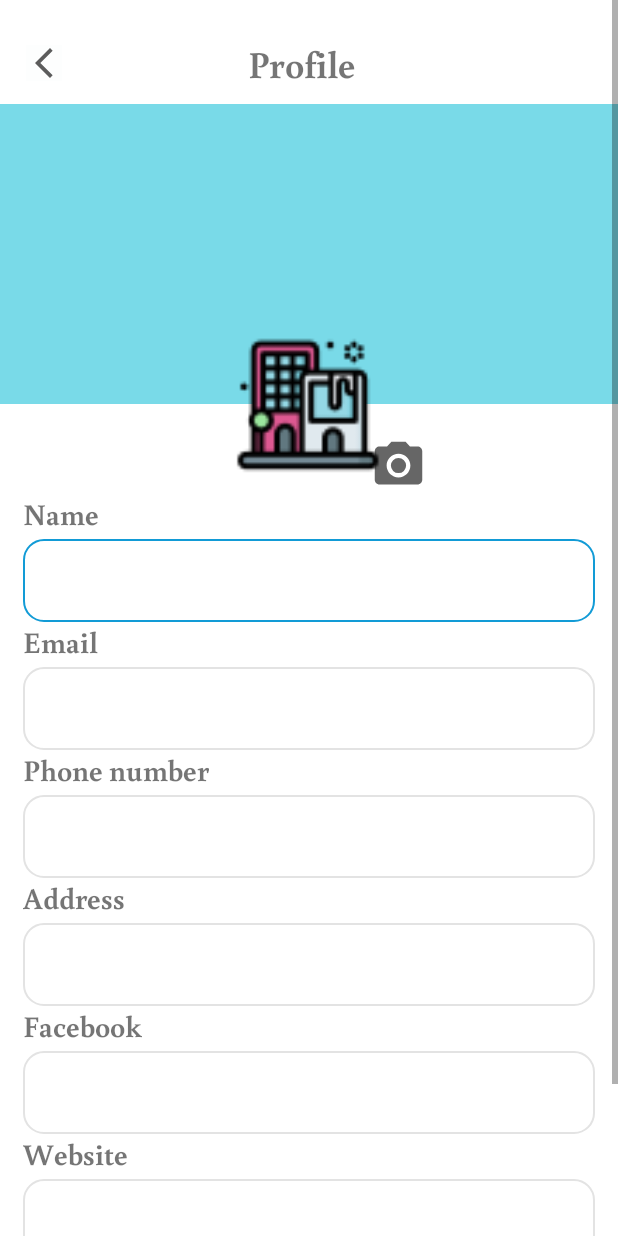
After one commit to hungmai2411/UitTripPartner, an Android app: the EditPartnerProfileActivity screen opened directly, with no data from a screen before it, on a phone screen of 412 x 824 dp. The commit adds this screen. Run offline under Robolectric (Android 15) with nearby library versions, the phone set to English and light mode, and no system bars; our stand-ins replace Firebase (no records; nobody signed in at launch, a user with empty details on screens opened directly); libraries missing offline, so code that uses them is left out: vn.thanguit.toastperfect.

Commit message:
Add feature profile and edit profile for partner

```diff
--- a/app/build.gradle
+++ b/app/build.gradle
@@ -60,4 +60,6 @@ dependencies {
     implementation 'com.google.firebase:firebase-core:21.0.0'
     implementation 'com.github.PhilJay:MPAndroidChart:v3.1.0'
     implementation 'de.hdodenhof:circleimageview:3.1.0'
+
+    implementation 'io.github.thang-uit:toastperfectlibrary:1.0.1'
 }
--- /dev/null
+++ b/app/src/main/java/com/uittrippartner/activities/EditPartnerProfileActivity.java
@@ -0,0 +1,210 @@
+package com.uittrippartner.activities;
+
+import androidx.annotation.NonNull;
+import androidx.annotation.Nullable;
+import androidx.appcompat.app.AppCompatActivity;
+import androidx.fragment.app.Fragment;
+
+import android.app.ProgressDialog;
+import android.content.Intent;
+import android.database.Cursor;
+import android.graphics.drawable.Drawable;
+import android.net.Uri;
+import android.os.Bundle;
+import android.provider.MediaStore;
+import android.view.View;
+import android.widget.Button;
+import android.widget.EditText;
+import android.widget.ImageButton;
+import android.widget.ImageView;
+import android.widget.RelativeLayout;
+import android.widget.TextView;
+
+import com.bumptech.glide.Glide;
+import com.google.android.gms.tasks.OnCompleteListener;
+import com.google.android.gms.tasks.OnFailureListener;
+import com.google.android.gms.tasks.OnSuccessListener;
+import com.google.android.gms.tasks.Task;
+import com.google.firebase.auth.FirebaseAuth;
+import com.google.firebase.auth.FirebaseUser;
+import com.google.firebase.firestore.DocumentSnapshot;
+import com.google.firebase.firestore.FirebaseFirestore;
+import com.google.firebase.storage.FirebaseStorage;
+import com.google.firebase.storage.StorageReference;
+import com.google.firebase.storage.UploadTask;
+import com.uittrippartner.R;
+import com.uittrippartner.fragments.PartnerProfileFragment;
+
+import java.io.File;
+import java.util.HashMap;
+
+import vn.thanguit.toastperfect.ToastPerfect;
+
+public class EditPartnerProfileActivity extends AppCompatActivity {
+    ImageView btnAdd, imgAvatar;
+    Uri avatarUri;
+    EditText edtName, edtEmail, edtPhonenumber, edtAddress, edtFacebook, edtWebsite;
+    String partnerID;
+    FirebaseFirestore firestore;
+    FirebaseStorage storage;
+    StorageReference storageReference;
+    String avatarURL;
+    Button btnUpdate;
+    String name, email, phonenumber, address, fb, website;
+
+    @Override
+    protected void onCreate(Bundle savedInstanceState) {
+        super.onCreate(savedInstanceState);
+        setContentView(R.layout.activity_edit_partner_profile);
+
+        firestore = FirebaseFirestore.getInstance();
+        storage = FirebaseStorage.getInstance();
+        storageReference = storage.getReference();
+
+        btnAdd = (ImageView) findViewById(R.id.imgAdd);
+        imgAvatar = (ImageView) findViewById(R.id.imgAvatar);
+        edtName = (EditText)findViewById(R.id.edtName);
+        edtEmail = (EditText)findViewById(R.id.edtEmail);
+        edtPhonenumber = (EditText)findViewById(R.id.edtPhoneNumber);
+        edtAddress = (EditText)findViewById(R.id.edtAddress);
+        edtFacebook = (EditText)findViewById(R.id.edtFacebook);
+        edtWebsite = (EditText)findViewById(R.id.edtWebsite);
+        btnUpdate = (Button)findViewById(R.id.btnUpdate);
+
+        btnAdd.setOnClickListener(new View.OnClickListener() {
+            @Override
+            public void onClick(View view) {
+                choosePicture();
+            }
+        });
+
+        btnUpdate.setOnClickListener(new View.OnClickListener() {
+            @Override
+            public void onClick(View view) {
+                name = edtName.getText().toString();
+                email = edtEmail.getText().toString();
+                phonenumber = edtPhonenumber.getText().toString();
+                address = edtAddress.getText().toString();
+                fb = edtFacebook.getText().toString();
+                website = edtWebsite.getText().toString();
+
+                uploadPicture();
+            }
+        });
+
+        setPartnerInformation();
+    }
+
+    private void choosePicture() {
+        Intent intent = new Intent();
+        intent.setType("image/*");
+        intent.setAction(Intent.ACTION_GET_CONTENT);
+        startActivityForResult(intent, 1);
+    }
+
+    @Override
+    protected void onActivityResult(int requestCode, int resultCode, @Nullable Intent data) {
+        super.onActivityResult(requestCode, resultCode, data);
+        if(requestCode == 1 && resultCode == RESULT_OK && data != null && data.getData() != null){
+            avatarUri = data.getData();
+            imgAvatar.setImageURI(avatarUri);
+        }
+    }
+
+    public void setPartnerInformation(){
+        FirebaseUser partner = FirebaseAuth.getInstance().getCurrentUser();
+        if(partner != null){
+            partnerID = FirebaseAuth.getInstance().getCurrentUser().getUid();
+        }
+        firestore.collection("partners").document(partnerID).get().addOnCompleteListener(new OnCompleteListener<DocumentSnapshot>() {
+            @Override
+            public void onComplete(@NonNull Task<DocumentSnapshot> task) {
+                if(task.isSuccessful()){
+                    if(task.getResult().exists()){
+                        String name = task.getResult().getString("name");
+                        String email = task.getResult().getString("email");
+                        String phoneNumber = task.getResult().getString("phonenumber");
+                        String address = task.getResult().getString("address");
+                        String fb = task.getResult().getString("facebook");
+                        String avatar = task.getResult().getString("avatar");
+                        String website = task.getResult().getString("website");
+
+                        edtName.setText(name);
+                        edtEmail.setText(email);
+                        edtFacebook.setText(name);
+                        edtPhonenumber.setText(phoneNumber);
+                        edtAddress.setText(address);
+                        edtFacebook.setText(fb);
+                        edtWebsite.setText(website);
+                        if(avatar == null || avatar == ""){
+
+                        }else{
+                            Glide.with(EditPartnerProfileActivity.this).load(avatar).into(imgAvatar);
+                        }
+                    }
+                }
+            }
+        });
+    }
+
+    public void uploadPicture(){
+        final String partnerID = FirebaseAuth.getInstance().getCurrentUser().getUid();
+        StorageReference Ref = storageReference.child("partnerAvatar/" + partnerID);
+
+        if(avatarUri != null){
+            Ref.putFile(avatarUri).addOnSuccessListener(new OnSuccessListener<UploadTask.TaskSnapshot>() {
+                @Override
+                public void onSuccess(UploadTask.TaskSnapshot taskSnapshot) {
+                    Ref.getDownloadUrl().addOnSuccessListener(new OnSuccessListener<Uri>() {
+                        @Override
+                        public void onSuccess(Uri uri) {
+                            avatarURL = uri.toString();
+                            uploadInformation(name, email, address, phonenumber, fb, website, avatarURL);
+                        }
+                    });
+                }
+            });
+        }else{
+            firestore.collection("partners").document(partnerID).get().addOnSuccessListener(new OnSuccessListener<DocumentSnapshot>() {
+                @Override
+                public void onSuccess(DocumentSnapshot documentSnapshot) {
+                    avatarURL = documentSnapshot.getString("avatar");
+                    uploadInformation(name, email, address, phonenumber, fb, website, avatarURL);
+                }
+            });
+        }
+    }
+
+    public void uploadInformation(String name, String email, String address, String phonenumber, String fb, String website, String avatarURL){
+        final ProgressDialog pd = new ProgressDialog(this);
+        pd.setTitle("Uploading" + "...");
+        pd.show();
+
+        HashMap<String, Object> map = new HashMap<>();
+        map.put("name", name);
+        map.put("email", email);
+        map.put("address", address);
+        map.put("phonenumber", phonenumber);
+        map.put("avatar", avatarURL);
+        map.put("facebook", fb);
+        map.put("website", website);
+        firestore.collection("partners").document(partnerID).update(map).addOnCompleteListener(new OnCompleteListener<Void>() {
+            @Override
+            public void onComplete(@NonNull Task<Void> task) {
+                if (task.isSuccessful()) {
+                    ToastPerfect.makeText(EditPartnerProfileActivity.this, ToastPerfect.SUCCESS, "Update information successfully", ToastPerfect.BOTTOM, ToastPerfect.LENGTH_SHORT).show();
+                    finish();
+                    pd.dismiss();
+                } else{
+                    ToastPerfect.makeText(EditPartnerProfileActivity.this, ToastPerfect.ERROR, task.getException().toString(), ToastPerfect.BOTTOM, ToastPerfect.LENGTH_SHORT).show();
+                }
+            }
+        }).addOnFailureListener(new OnFailureListener() {
+            @Override
+            public void onFailure(@NonNull Exception e) {
+                pd.dismiss();
+                ToastPerfect.makeText(EditPartnerProfileActivity.this, ToastPerfect.ERROR, "Failed to update information", ToastPerfect.BOTTOM, ToastPerfect.LENGTH_SHORT).show();
+            }
+        });
+    }
+}
--- /dev/null
+++ b/app/src/main/res/drawable/custom_input.xml
@@ -0,0 +1,19 @@
+<?xml version="1.0" encoding="utf-8"?>
+<selector xmlns:android="http://schemas.android.com/apk/res/android">
+    <item android:state_enabled="true" android:state_focused="true">
+        <shape android:shape="rectangle">
+            <solid android:color="@color/white"/>
+            <corners android:radius="13dp"/>
+            <stroke android:color="@color/primary" android:width="1dp"/>
+        </shape>
+    </item>
+
+    <item android:state_enabled="true">
+        <shape android:shape="rectangle">
+            <solid android:color="@color/white"/>
+            <corners android:radius="13dp"/>
+            <stroke android:color="@color/grey" android:width="1dp"/>
+        </shape>
+    </item>
+
+</selector>
--- /dev/null
+++ b/app/src/main/res/drawable/ic_baseline_camera_alt_24.xml
@@ -0,0 +1,13 @@
+<vector xmlns:android="http://schemas.android.com/apk/res/android"
+    android:width="24dp"
+    android:height="24dp"
+    android:viewportWidth="24"
+    android:viewportHeight="24"
+    android:tint="?attr/colorControlNormal">
+  <path
+      android:fillColor="@android:color/white"
+      android:pathData="M12,12m-3.2,0a3.2,3.2 0,1 1,6.4 0a3.2,3.2 0,1 1,-6.4 0"/>
+  <path
+      android:fillColor="@android:color/white"
+      android:pathData="M9,2L7.17,4L4,4c-1.1,0 -2,0.9 -2,2v12c0,1.1 0.9,2 2,2h16c1.1,0 2,-0.9 2,-2L22,6c0,-1.1 -0.9,-2 -2,-2h-3.17L15,2L9,2zM12,17c-2.76,0 -5,-2.24 -5,-5s2.24,-5 5,-5 5,2.24 5,5 -2.24,5 -5,5z"/>
+</vector>
--- /dev/null
+++ b/app/src/main/res/layout/activity_edit_partner_profile.xml
@@ -0,0 +1,204 @@
+<?xml version="1.0" encoding="utf-8"?>
+<ScrollView android:layout_width="match_parent"
+    android:layout_height="match_parent"
+    xmlns:android="http://schemas.android.com/apk/res/android">
+    <LinearLayout xmlns:android="http://schemas.android.com/apk/res/android"
+        xmlns:app="http://schemas.android.com/apk/res-auto"
+        xmlns:tools="http://schemas.android.com/tools"
+        android:layout_width="match_parent"
+        android:layout_height="match_parent"
+        tools:context=".activities.EditPartnerProfileActivity"
+        android:orientation="vertical">
+        <LinearLayout
+            android:weightSum="2"
+            android:layout_width="match_parent"
+            android:layout_height="wrap_content"
+            android:orientation="horizontal">
+            <LinearLayout
+                android:layout_weight="1.2"
+                android:layout_width="match_parent"
+                android:layout_height="wrap_content"
+                android:orientation="vertical">
+                <ImageButton
+                    android:layout_marginLeft="17dp"
+                    android:layout_marginTop="30dp"
+                    android:background="@color/background"
+                    android:src="@drawable/ic_action_back"
+                    android:layout_width="wrap_content"
+                    android:layout_height="wrap_content"/>
+            </LinearLayout>
+            <LinearLayout
+                android:layout_weight="1"
+                android:layout_width="match_parent"
+                android:layout_height="wrap_content">
+                <TextView
+                    android:layout_marginTop="25dp"
+                    android:textSize="25sp"
+                    android:layout_width="wrap_content"
+                    android:layout_height="wrap_content"
+                    android:fontFamily="@font/buenard_bold"
+                    android:text="Profile" />
+            </LinearLayout>
+        </LinearLayout>
+        <RelativeLayout
+            android:id="@+id/imgCover"
+            android:layout_marginTop="10dp"
+            android:background="#79dae8"
+            android:layout_width="match_parent"
+            android:layout_height="200dp">
+        </RelativeLayout>
+        <LinearLayout
+            android:gravity="center"
+            android:layout_marginTop="-60dp"
+            android:layout_width="match_parent"
+            android:layout_height="wrap_content">
+            <RelativeLayout
+                android:layout_width="wrap_content"
+                android:layout_height="wrap_content">
+
+                <ImageView
+                    android:id="@+id/imgAvatar"
+                    android:layout_width="120dp"
+                    android:layout_height="120dp"
+                    android:layout_centerHorizontal="true"
+                    android:src="@drawable/company_profile" />
+
+                <ImageView
+                    android:id="@+id/imgAdd"
+                    android:layout_width="38dp"
+                    android:layout_height="38dp"
+                    android:layout_alignBottom="@+id/imgAvatar"
+                    android:layout_toRightOf="@+id/imgAvatar"
+                    android:src="@drawable/ic_baseline_camera_alt_24" />
+
+            </RelativeLayout>
+        </LinearLayout>
+        <LinearLayout
+            android:layout_marginRight="15dp"
+            android:layout_marginLeft="15dp"
+            android:layout_width="match_parent"
+            android:layout_height="wrap_content"
+            android:orientation="vertical">
+            <TextView
+                android:layout_marginBottom="3dp"
+                android:textSize="20sp"
+                android:fontFamily="@font/buenard_bold"
+                android:text="Name"
+                android:layout_width="wrap_content"
+                android:layout_height="wrap_content"/>
+            <EditText
+                android:fontFamily="serif"
+                android:id="@+id/edtName"
+                android:background="@drawable/custom_input"
+                android:layout_width="match_parent"
+                android:layout_height="55dp"
+                android:paddingStart="12dp"
+                android:paddingEnd="12dp"
+                android:drawablePadding="12dp">
+            </EditText>
+
+            <TextView
+                android:layout_marginBottom="3dp"
+                android:textSize="20sp"
+                android:fontFamily="@font/buenard_bold"
+                android:text="Email"
+                android:layout_width="wrap_content"
+                android:layout_height="wrap_content"/>
+            <EditText
+                android:fontFamily="serif"
+                android:id="@+id/edtEmail"
+                android:background="@drawable/custom_input"
+                android:layout_width="match_parent"
+                android:layout_height="55dp"
+                android:paddingStart="12dp"
+                android:paddingEnd="12dp"
+                android:drawablePadding="12dp">
+            </EditText>
+
+            <TextView
+                android:layout_marginBottom="3dp"
+                android:textSize="20sp"
+                android:fontFamily="@font/buenard_bold"
+                android:text="Phone number"
+                android:layout_width="wrap_content"
+                android:layout_height="wrap_content"/>
+            <EditText
+                android:fontFamily="serif"
+                android:id="@+id/edtPhoneNumber"
+                android:background="@drawable/custom_input"
+                android:layout_width="match_parent"
+                android:layout_height="55dp"
+                android:paddingStart="12dp"
+                android:paddingEnd="12dp"
+                android:drawablePadding="12dp">
+            </EditText>
+
+            <TextView
+                android:layout_marginBottom="3dp"
+                android:textSize="20sp"
+                android:fontFamily="@font/buenard_bold"
+                android:text="Address"
+                android:layout_width="wrap_content"
+                android:layout_height="wrap_content"/>
+            <EditText
+                android:fontFamily="serif"
+                android:id="@+id/edtAddress"
+                android:background="@drawable/custom_input"
+                android:layout_width="match_parent"
+                android:layout_height="55dp"
+                android:paddingStart="12dp"
+                android:paddingEnd="12dp"
+                android:drawablePadding="12dp">
+            </EditText>
+
+            <TextView
+                android:layout_marginBottom="3dp"
+                android:textSize="20sp"
+                android:fontFamily="@font/buenard_bold"
+                android:text="Facebook"
+                android:layout_width="wrap_content"
+                android:layout_height="wrap_content"/>
+            <EditText
+                android:fontFamily="serif"
+                android:id="@+id/edtFacebook"
+                android:background="@drawable/custom_input"
+                android:layout_width="match_parent"
+                android:layout_height="55dp"
+                android:paddingStart="12dp"
+                android:paddingEnd="12dp"
+                android:drawablePadding="12dp">
+            </EditText>
+
+            <TextView
+                android:layout_marginBottom="3dp"
+                android:textSize="20sp"
+                android:fontFamily="@font/buenard_bold"
+                android:text="Website"
+                android:layout_width="wrap_content"
+                android:layout_height="wrap_content"/>
+            <EditText
+                android:fontFamily="serif"
+                android:id="@+id/edtWebsite"
+                android:background="@drawable/custom_input"
+                android:layout_width="match_parent"
+                android:layout_height="55dp"
+                android:paddingStart="12dp"
+                android:paddingEnd="12dp"
+                android:drawablePadding="12dp">
+            </EditText>
+
+            <Button
+                android:id="@+id/btnUpdate"
+                android:background="@drawable/rounded_corner_button"
+                android:backgroundTint="@color/primary"
+                android:layout_marginTop="20dp"
+                android:layout_marginBottom="30dp"
+                android:layout_gravity="center"
+                android:text="Update"
+                android:layout_width="wrap_content"
+                android:layout_height="wrap_content"/>
+        </LinearLayout>
+
+
+    </LinearLayout>
+</ScrollView>
```
Also changed, not shown: app/src/main/AndroidManifest.xml (+6 -3 lines), app/src/main/java/com/uittrippartner/activities/MainPartnerActivity.java (+4 -3 lines), app/src/main/java/com/uittrippartner/fragments/PartnerProfileFragment.java (+125 -37 lines), app/src/main/res/layout/fragment_partner_profile.xml (+9 -1 lines), app/src/main/res/menu/profile_context_menu.xml (added, +11 -0 lines), app/src/main/res/drawable-hdpi/ic_edit.png (added), app/src/main/res/drawable-hdpi/ic_web.png (added), app/src/main/res/font/buenard_bold.ttf (added).
